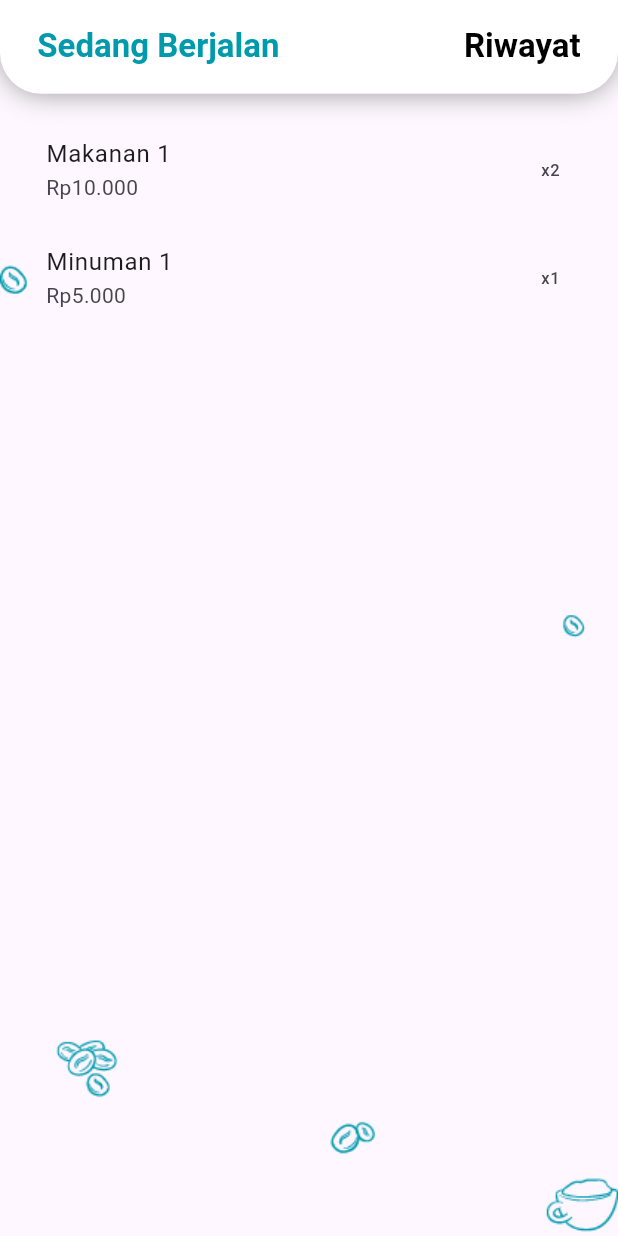
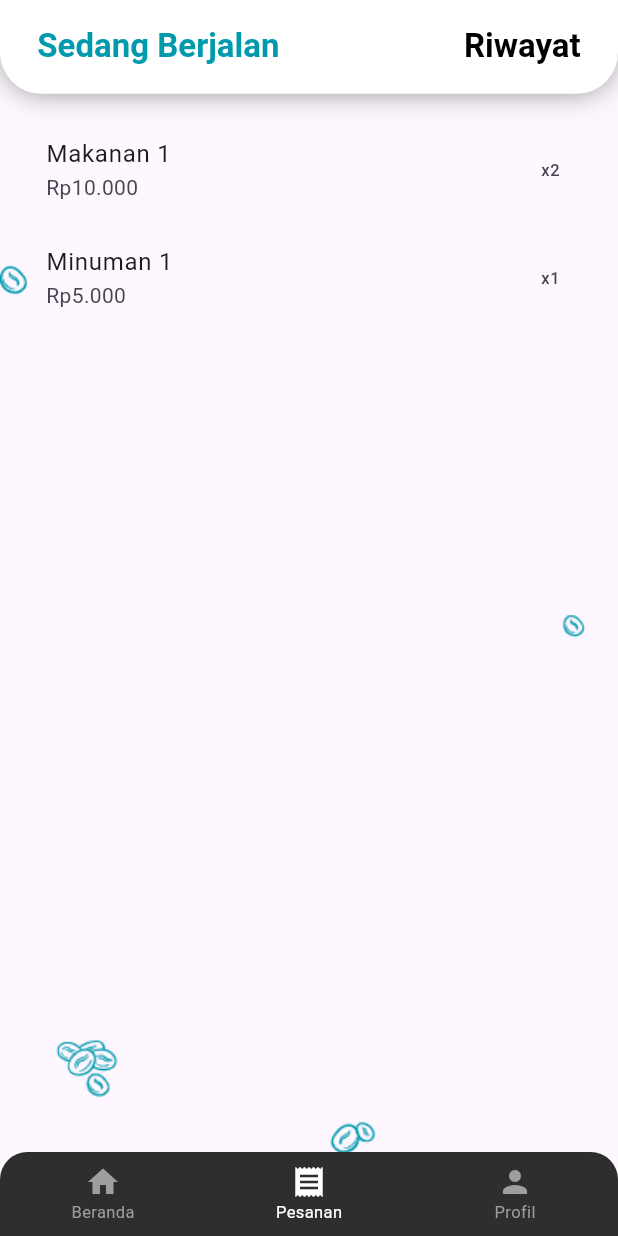
Before and after one commit to tektungg/venturo-javacode-rama, a Flutter app: the OrderScreen screen opened by its route, on a phone screen of 412 x 824 dp. Run offline on Flutter 3.47's test engine with Material 3 defaults, Android fonts, the phone set to English and light mode, and no system bars; our stand-ins replace cached_network_image, device_info_plus, dio, firebase_analytics, firebase_auth, firebase_core and 14 more; missing offline and left inert: app_settings, fast_rsa, flutter_inappwebview, panara_dialogs; accounts and stored records are empty; network calls fail; key blocks and very long unbroken strings in the code were emptied for the run.

Commit message:
add : bottom navbar

```diff
--- a/lib/features/list/controllers/list_controller.dart
+++ b/lib/features/list/controllers/list_controller.dart
@@ -27,12 +27,13 @@ class ListController extends GetxController {
     'Snack',
   ];
 
-  final RefreshController refreshController =
-      RefreshController(initialRefresh: false);
+  late RefreshController refreshController;
 
   @override
   void onInit() async {
     super.onInit();
+
+    refreshController = RefreshController(initialRefresh: false);
 
     _checkLocationPermissionAndGetLocation();
     repository = ListRepository();
--- a/lib/features/order/view/ui/order_screen.dart
+++ b/lib/features/order/view/ui/order_screen.dart
@@ -5,6 +5,7 @@ import 'package:intl/intl.dart';
 import 'package:venturo_core/features/order/controllers/order_controller.dart';
 import 'package:venturo_core/shared/styles/color_style.dart';
 import 'package:venturo_core/constants/core/assets/image_constant.dart';
+import 'package:venturo_core/shared/widgets/bottom_navbar.dart';
 
 class OrderScreen extends StatelessWidget {
   OrderScreen({super.key});
@@ -75,7 +76,9 @@ class OrderScreen extends StatelessWidget {
           ),
         ),
       ),
-      body: Container(
+      body: Stack(
+        children: [
+          Container(
             width: double.infinity,
             height: double.infinity,
             decoration: const BoxDecoration(
@@ -93,6 +96,14 @@ class OrderScreen extends StatelessWidget {
                     controller.orderHistory, 'Belum ada riwayat');
               }
             }),
+          ),
+          Positioned(
+            bottom: 0,
+            left: 0,
+            right: 0,
+            child: BottomNavbar(),
+          ),
+        ],
       ),
     );
   }
--- a/lib/main.dart
+++ b/lib/main.dart
@@ -60,7 +60,7 @@ class MyApp extends StatelessWidget {
       splitScreenMode: true,
       builder: (context, child) {
         return GetMaterialApp(
-          title: 'Venturo Core',
+          title: 'Java Code',
           debugShowCheckedModeBanner: false,
           locale: const Locale('id'),
           fallbackLocale: const Locale('id'),
--- /dev/null
+++ b/lib/shared/widgets/bottom_navbar.dart
@@ -0,0 +1,72 @@
+import 'package:flutter/material.dart';
+import 'package:flutter_screenutil/flutter_screenutil.dart';
+import 'package:get/get.dart';
+import 'package:venturo_core/configs/routes/route.dart';
+import 'package:venturo_core/shared/styles/color_style.dart';
+
+class BottomNavbar extends StatelessWidget {
+  final RxInt selectedIndex = 0.obs;
+
+  BottomNavbar({super.key}) {
+    // Update selectedIndex based on the current route
+    switch (Get.currentRoute) {
+      case Routes.listRoute:
+        selectedIndex.value = 0;
+        break;
+      case Routes.orderRoute:
+        selectedIndex.value = 1;
+        break;
+      case Routes.profileRoute:
+        selectedIndex.value = 2;
+        break;
+      default:
+        selectedIndex.value = 0;
+    }
+  }
+
+  void onItemTapped(int index) {
+    selectedIndex.value = index;
+    switch (index) {
+      case 0:
+        Get.toNamed(Routes.listRoute);
+        break;
+      case 1:
+        Get.toNamed(Routes.orderRoute);
+        break;
+      case 2:
+        Get.toNamed(Routes.profileRoute);
+        break;
+    }
+  }
+
+  @override
+  Widget build(BuildContext context) {
+    return Obx(() => ClipRRect(
+          borderRadius: BorderRadius.vertical(top: Radius.circular(20.r)),
+          child: BottomNavigationBar(
+            backgroundColor: ColorStyle.dark,
+            selectedItemColor: Colors.white,
+            unselectedItemColor: Colors.grey,
+            currentIndex: selectedIndex.value,
+            onTap: onItemTapped,
+            items: const [
+              BottomNavigationBarItem(
+                icon: Icon(Icons.home),
+                label: 'Beranda',
+              ),
+              BottomNavigationBarItem(
+                icon: Icon(Icons.receipt),
+                label: 'Pesanan',
+              ),
+              BottomNavigationBarItem(
+                icon: Icon(Icons.person),
+                label: 'Profil',
+              ),
+            ],
+            type: BottomNavigationBarType.fixed,
+            selectedLabelStyle: TextStyle(fontSize: 12.sp),
+            unselectedLabelStyle: TextStyle(fontSize: 12.sp),
+          ),
+        ));
+  }
+}
```
Also changed, not shown: lib/features/detail_menu/view/ui/detail_menu_screen.dart (+12 -1 lines), lib/features/list/view/ui/list_screen.dart (+26 -2 lines), lib/features/profile/view/ui/profile_screen.dart (+13 -1 lines). Lines whose indentation alone changed are shown as unchanged.
